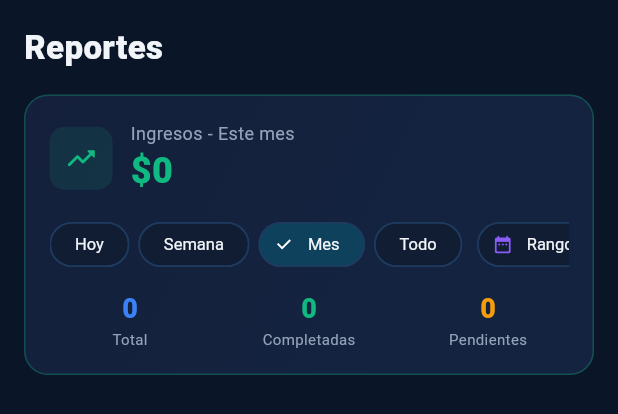
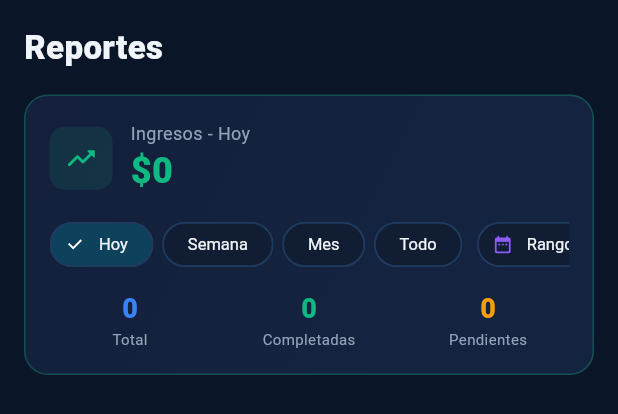
Before and after one commit to juank159/soporte, a Flutter app: the ReportsScreen widget shown alone on an empty page, opened directly, on a phone screen of 412 x 824 dp. Shown: the top 414 px of the screen. Run offline on Flutter 3.47's test engine with Material 3 defaults, Android fonts, the phone set to English and light mode, and no system bars; our stand-ins replace connectivity_plus, dio, drift, drift_flutter, equatable, flutter_bloc and 6 more; missing offline and left inert: mobile_scanner; accounts and stored records are empty; generated files the repository leaves out were written again; network calls fail.

Commit message:
Reportes: filtro por defecto Hoy
Co-Authored-By: Claude Opus 4.6 (1M context) <noreply@anthropic.com>

```diff
--- a/lib/screens/reports/reports_screen.dart
+++ b/lib/screens/reports/reports_screen.dart
@@ -19,13 +19,13 @@ class _ReportsScreenState extends State<ReportsScreen> {
   Map<String, dynamic>? _staleOrders;
   Map<String, dynamic>? _revenue;
   bool _loading = true;
-  String _revenueFilter = 'month';
-  String _revenueLabel = 'Este mes';
+  String _revenueFilter = 'today';
+  String _revenueLabel = 'Hoy';
   String? _revFrom;
   String? _revTo;
 
   @override
-  void initState() { super.initState(); _setFilter('month'); _load(); }
+  void initState() { super.initState(); _setFilter('today'); _load(); }
 
   String _fmt(DateTime d) => '${d.year}-${d.month.toString().padLeft(2,'0')}-${d.day.toString().padLeft(2,'0')}';
 
```
